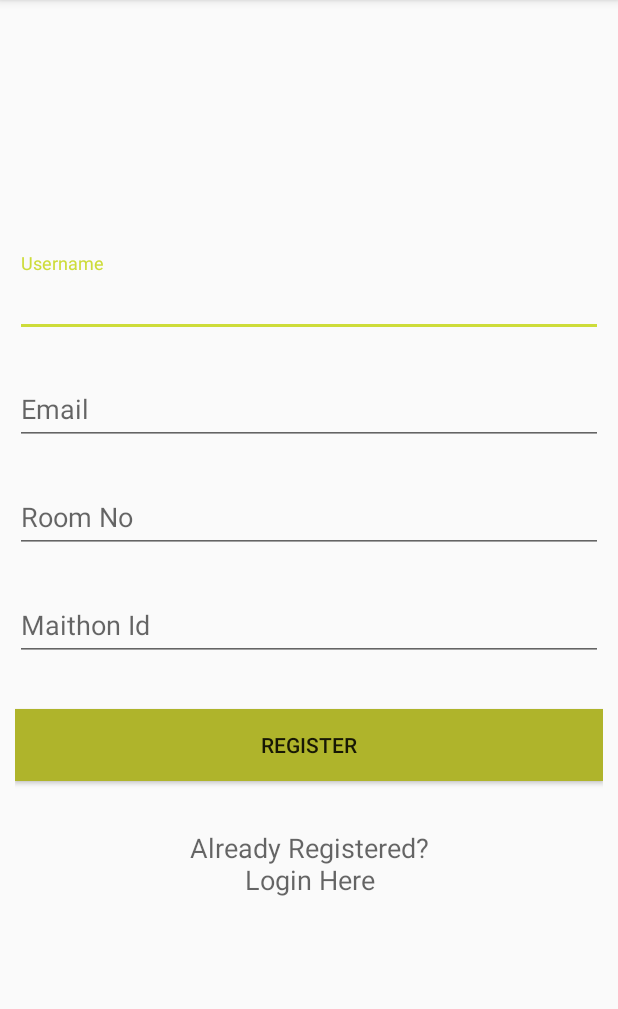
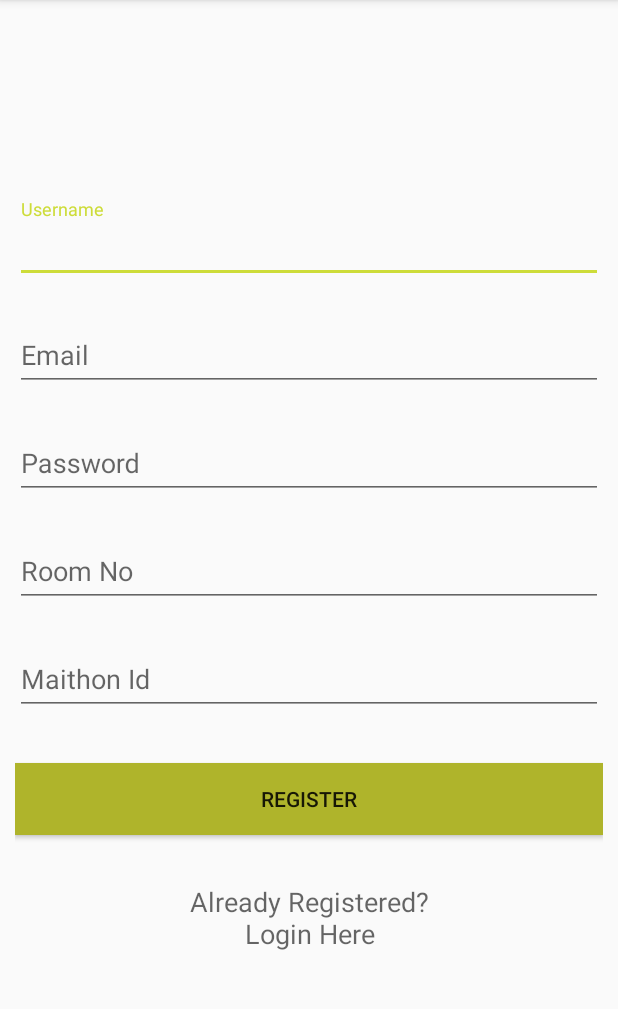
Before and after one commit to aakashswain001/MaithonCenteen, an Android app: the RegisterActivity screen opened directly, with no data from a screen before it, on a phone screen of 412 x 824 dp, the part 84-1093 px from its top. Run offline under Robolectric (Android 15) with nearby library versions, the phone set to English and light mode, and no system bars; our stand-ins replace Volley.

Commit message:
ui changed

```diff
--- a/app/src/main/res/layout/activity_login.xml
+++ b/app/src/main/res/layout/activity_login.xml
@@ -103,7 +103,7 @@
                         android:textColor="@color/colorPrimaryDark"/>
                 </android.support.design.widget.TextInputLayout>
 
-                <android.support.v7.widget.AppCompatButton
+                <Button
                     android:id="@+id/buttonLogin"
                     android:layout_width="fill_parent"
                     android:layout_height="wrap_content"
--- a/app/src/main/res/layout/activity_register.xml
+++ b/app/src/main/res/layout/activity_register.xml
@@ -36,6 +36,18 @@
                 android:hint="Email"
                 android:textColor="@color/colorPrimaryDark"/>
         </android.support.design.widget.TextInputLayout>
+        <android.support.design.widget.TextInputLayout
+            android:layout_width="match_parent"
+            android:layout_height="wrap_content"
+            android:layout_marginTop="8dp"
+            android:layout_marginBottom="8dp">
+            <EditText android:id="@+id/editTextPassword"
+                android:layout_width="match_parent"
+                android:layout_height="wrap_content"
+                android:inputType="textPassword"
+                android:hint="Password"
+                android:textColor="@color/colorPrimaryDark"/>
+        </android.support.design.widget.TextInputLayout>
 
 
 
@@ -65,7 +77,7 @@
                 android:textColor="@color/colorPrimaryDark"/>
         </android.support.design.widget.TextInputLayout>
 
-        <android.support.v7.widget.AppCompatButton
+        <Button
             android:id="@+id/buttonRegister"
             android:layout_width="fill_parent"
             android:layout_height="wrap_content"
```
